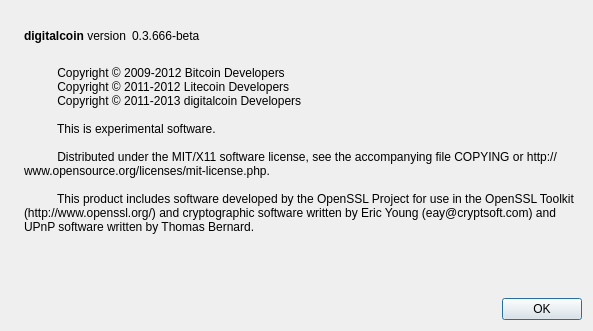
DGCDev/digitalcoin, file src/qt/forms/aboutdialog.ui: the form before one commit.
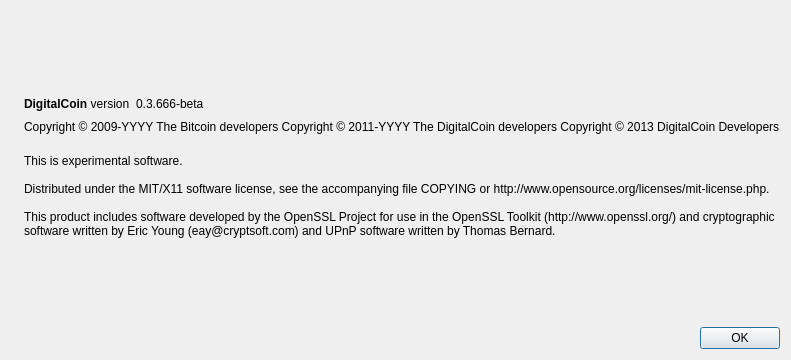
The form after the commit. Icons and pictures are not drawn.

Commit message:
DigitalCoin 2.0 Source Update
DigitalCoin Core Software Update

Patch:
```diff
--- a/src/qt/forms/aboutdialog.ui
+++ b/src/qt/forms/aboutdialog.ui
@@ -7,7 +7,7 @@
     <x>0</x>
     <y>0</y>
     <width>593</width>
-    <height>331</height>
+    <height>360</height>
    </rect>
   </property>
   <property name="windowTitle">
@@ -50,7 +50,7 @@
           <cursorShape>IBeamCursor</cursorShape>
          </property>
          <property name="text">
-          <string>&lt;b&gt;digitalcoin&lt;/b&gt; version</string>
+          <string>&lt;b&gt;DigitalCoin&lt;/b&gt; version</string>
          </property>
          <property name="textInteractionFlags">
           <set>Qt::LinksAccessibleByMouse|Qt::TextSelectableByKeyboard|Qt::TextSelectableByMouse</set>
@@ -65,9 +65,6 @@
          <property name="text">
           <string notr="true">0.3.666-beta</string>
          </property>
-         <property name="textFormat">
-          <enum>Qt::RichText</enum>
-         </property>
          <property name="textInteractionFlags">
           <set>Qt::LinksAccessibleByMouse|Qt::TextSelectableByKeyboard|Qt::TextSelectableByMouse</set>
          </property>
@@ -88,6 +85,24 @@
        </item>
       </layout>
      </item>
+     <item>
+      <widget class="QLabel" name="copyrightLabel">
+       <property name="cursor">
+        <cursorShape>IBeamCursor</cursorShape>
+       </property>
+       <property name="text">
+        <string notr="true">Copyright &amp;copy; 2009-YYYY The Bitcoin developers
+Copyright &amp;copy; 2011-YYYY The DigitalCoin developers
+Copyright &amp;copy; 2013 DigitalCoin Developers</string>
+       </property>
+       <property name="textFormat">
+        <enum>Qt::RichText</enum>
+       </property>
+       <property name="textInteractionFlags">
+        <set>Qt::LinksAccessibleByMouse|Qt::TextSelectableByKeyboard|Qt::TextSelectableByMouse</set>
+       </property>
+      </widget>
+     </item>
      <item>
       <widget class="QLabel" name="label_2">
        <property name="cursor">
@@ -95,18 +110,11 @@
        </property>
        <property name="text">
         <string>
-          Copyright © 2009-2012 Bitcoin Developers
-          Copyright © 2011-2012 Litecoin Developers
-          Copyright © 2011-2013 digitalcoin Developers
+This is experimental software.
 
-          This is experimental software.
+Distributed under the MIT/X11 software license, see the accompanying file COPYING or http://www.opensource.org/licenses/mit-license.php.
 
-          Distributed under the MIT/X11 software license, see the accompanying file COPYING or http://www.opensource.org/licenses/mit-license.php.
-
-          This product includes software developed by the OpenSSL Project for use in the OpenSSL Toolkit (http://www.openssl.org/) and cryptographic software written by Eric Young (eay@cryptsoft.com) and UPnP software written by Thomas Bernard.
-
-          
-        </string>
+This product includes software developed by the OpenSSL Project for use in the OpenSSL Toolkit (http://www.openssl.org/) and cryptographic software written by Eric Young (eay@cryptsoft.com) and UPnP software written by Thomas Bernard.</string>
        </property>
        <property name="wordWrap">
         <bool>true</bool>
```
Left out of the diff: 2 changed lines with no effect on the pictures. The commit also changes 615 other files.
